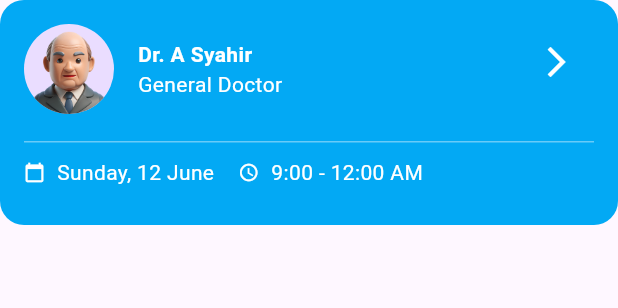
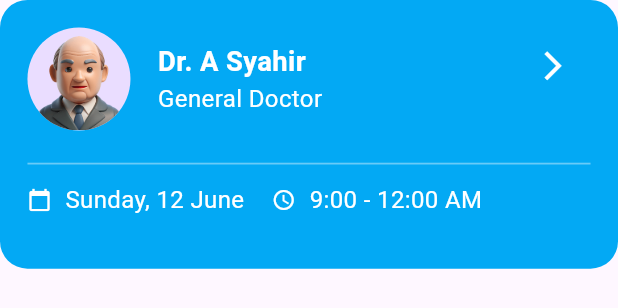
Before and after one commit to hamza091197/Spiral, a Flutter app: the AppointmentCard widget shown alone on an empty page, opened directly, on a phone screen of 412 x 824 dp. Shown: the top 308 px of the screen. Run offline on Flutter 3.47's test engine with Material 3 defaults, Android fonts, the phone set to English and light mode, and no system bars; our stand-ins replace firebase_auth, firebase_core, flutter_screenutil, get, local_auth, permission_handler; accounts and stored records are empty.

Commit message:
Fix Display

```diff
--- a/lib/widgets/appointment_card.dart
+++ b/lib/widgets/appointment_card.dart
@@ -1,5 +1,6 @@
 import 'package:flutter/material.dart';
 import 'package:get/get.dart';
+import 'package:flutter_screenutil/flutter_screenutil.dart';
 import 'package:spiral/pin_entry_screen.dart';
 
 class AppointmentCard extends StatelessWidget {
@@ -8,11 +9,11 @@ class AppointmentCard extends StatelessWidget {
   @override
   Widget build(BuildContext context) {
     return Container(
-      padding: EdgeInsets.all(16.0),
-      height: 150, // Adjusted height for the container
+      padding: EdgeInsets.all(16.w), // Responsive padding
+      height: 150.h, // Responsive height
       decoration: BoxDecoration(
         color: Colors.lightBlue,
-        borderRadius: BorderRadius.circular(16),
+        borderRadius: BorderRadius.circular(16.r), // Responsive border radius
       ),
       child: Stack(
         children: [
@@ -22,12 +23,12 @@ class AppointmentCard extends StatelessWidget {
             children: [
               // Row for Avatar and Doctor Name
               Row(
-                children: const [
+                children: [
                   CircleAvatar(
                     backgroundImage: AssetImage('images/person_two.png'),
-                    radius: 30,
+                    radius: 30.r, // Responsive radius for avatar
                   ),
-                  SizedBox(width: 16), // Space between avatar and name
+                  SizedBox(width: 16.w), // Responsive space between avatar and name
                   Column(
                     crossAxisAlignment: CrossAxisAlignment.start,
                     children: [
@@ -35,43 +36,44 @@ class AppointmentCard extends StatelessWidget {
                         "Dr. A Syahir",
                         style: TextStyle(
                           fontWeight: FontWeight.bold,
-                          color: Colors.white, // Set text color to white
+                          color: Colors.white,
+                          fontSize: 16.sp, // Responsive font size
                         ),
                       ),
                       Text(
                         "General Doctor",
                         style: TextStyle(
-                          color: Colors.white, // Set text color to white
+                          color: Colors.white,
+                          fontSize: 14.sp, // Responsive font size
                         ),
                       ),
                     ],
                   ),
                 ],
               ),
-              SizedBox(height: 8),
+              SizedBox(height: 8.h), // Responsive space between elements
               // Lighter White Divider line
               Container(
-                height: 1,
+                height: 1.h, // Responsive height for divider
                 color: Colors.white.withOpacity(0.4),
-                margin: EdgeInsets.symmetric(
-                    vertical: 10), // Space around the divider
+                margin: EdgeInsets.symmetric(vertical: 10.h), // Responsive margin
               ),
               // Row for Date and Time horizontally
               Row(
-                children: const [
-                  Icon(Icons.calendar_today, size: 14, color: Colors.white),
-                  SizedBox(width: 8),
+                children: [
+                  Icon(Icons.calendar_today, size: 14.sp, color: Colors.white),
+                  SizedBox(width: 8.w),
                   Text(
                     "Sunday, 12 June",
-                    style: TextStyle(fontSize: 14, color: Colors.white),
+                    style: TextStyle(fontSize: 14.sp, color: Colors.white),
                     overflow: TextOverflow.ellipsis,
                   ),
-                  SizedBox(width: 16), // Space between date and time
-                  Icon(Icons.access_time, size: 14, color: Colors.white),
-                  SizedBox(width: 8),
+                  SizedBox(width: 16.w), // Responsive space between date and time
+                  Icon(Icons.access_time, size: 14.sp, color: Colors.white),
+                  SizedBox(width: 8.w),
                   Text(
                     "9:00 - 12:00 AM",
-                    style: TextStyle(fontSize: 14, color: Colors.white),
+                    style: TextStyle(fontSize: 14.sp, color: Colors.white),
                     overflow: TextOverflow.ellipsis,
                   ),
                 ],
@@ -80,12 +82,13 @@ class AppointmentCard extends StatelessWidget {
           ),
           // Arrow icon placed at the top-right corner using Positioned widget
           Positioned(
-            top: 1, // Distance from top
-            right: 1, // Distance from right
+            top: 1.h, // Responsive top distance
+            right: 1.w, // Responsive right distance
             child: IconButton(
               icon: Icon(
                 Icons.arrow_forward_ios,
-                color: Colors.white, // Set icon color to white
+                color: Colors.white,
+                size: 20.sp, // Responsive icon size
               ),
               onPressed: () {
                 // Navigate to the PinEntryScreen when the icon is pressed using GetX
```
Also changed, not shown: lib/home_dashboard_screen.dart (+87 -35 lines), lib/login_screen.dart (+54 -16 lines), lib/splash_screen.dart (added, +71 -0 lines), lib/widgets/auth_options.dart (+33 -1 lines), lib/widgets/category_filter.dart (+10 -9 lines), lib/widgets/financial_services.dart (+15 -14 lines), lib/widgets/frequently_used.dart (+16 -15 lines), lib/widgets/story.dart (+41 -13 lines), pubspec.yaml (+7 -1 lines), pubspec.lock, 7 other files.
